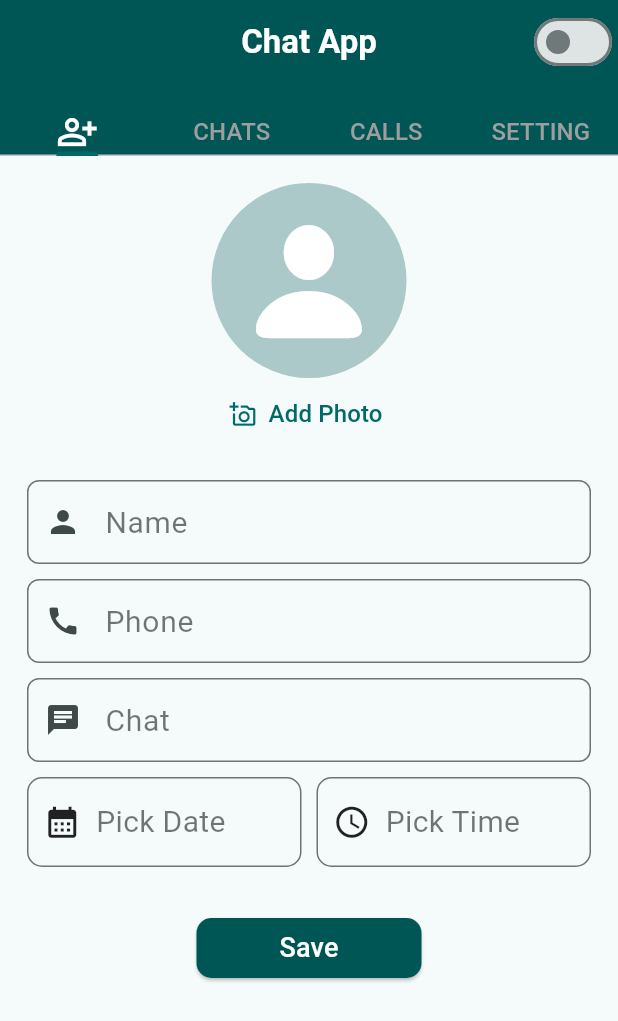
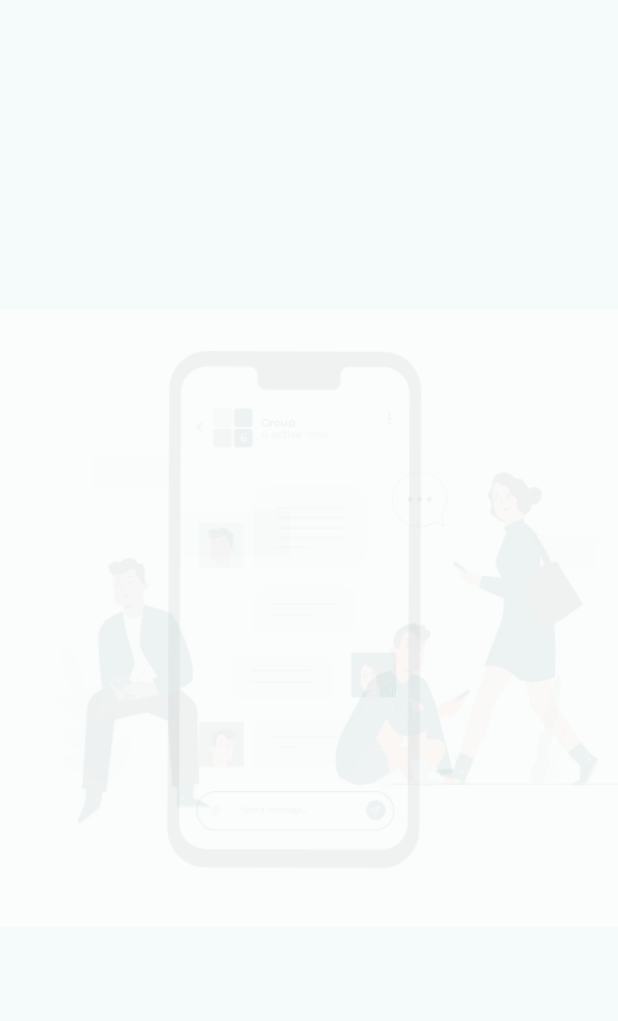
Before and after one commit to kevadiyaharshita/ChatApp, a Flutter app: the first screen one second after launch, on a phone screen of 412 x 824 dp. Shown: the top 1021 px of the screen. Run offline on Flutter 3.47's test engine with Material 2 defaults, Android fonts, the light colour scheme and no system bars; our stand-ins replace image_picker, shared_preferences.

Commit message:
SplashScreen

```diff
--- a/lib/components/IosChatPage.dart
+++ b/lib/components/IosChatPage.dart
@@ -40,7 +40,7 @@ class IosChatPage extends StatelessWidget {
                           (cm.image != "") ? FileImage(File(cm.image)) : null,
                       child: (cm.image == "")
                           ? Text(
-                              "${cm.name[0].toUpperCase()}",
+                              "${cm.name[1].toUpperCase()}",
                               style: TextStyle(
                                   fontSize: 20,
                                   fontWeight: FontWeight.bold,
--- /dev/null
+++ b/lib/controller/SplashScreenController.dart
@@ -0,0 +1,14 @@
+import 'package:flutter/cupertino.dart';
+
+class SplashScreenController extends ChangeNotifier {
+  bool _isSplash = true;
+
+  get getSplash {
+    return _isSplash;
+  }
+
+  changeSplash() {
+    _isSplash = false;
+    notifyListeners();
+  }
+}
--- a/lib/main.dart
+++ b/lib/main.dart
@@ -7,11 +7,13 @@ import 'package:platform_convertor_application_project/utils/ColorUtils.dart';
 import 'package:platform_convertor_application_project/utils/MyRoutes.dart';
 import 'package:platform_convertor_application_project/views/screens/HomePage.dart';
 import 'package:platform_convertor_application_project/views/screens/IOSHomeSreen.dart';
+import 'package:platform_convertor_application_project/views/screens/SplashScreen.dart';
 import 'package:provider/provider.dart';
 import 'package:shared_preferences/shared_preferences.dart';
 
 import 'controller/DateTimeController.dart';
 import 'controller/ModalBottomSheetController.dart';
+import 'controller/SplashScreenController.dart';
 import 'controller/platformConverter.dart';
 import 'controller/themeController.dart';
 
@@ -40,6 +42,9 @@ void main() async {
         ChangeNotifierProvider(
           create: (context) => ProfileController(preferences: preferences),
         ),
+        ChangeNotifierProvider(
+          create: (context) => SplashScreenController(),
+        ),
       ],
       child: MyApp(),
     ),
@@ -60,9 +65,13 @@ class MyApp extends StatelessWidget {
                   ? Brightness.dark
                   : Brightness.light,
             ),
-            initialRoute: IOSMyRoutes.home,
+            initialRoute:
+                (Provider.of<SplashScreenController>(context).getSplash)
+                    ? IOSMyRoutes.SplashScreen
+                    : IOSMyRoutes.home,
             routes: {
               IOSMyRoutes.home: (context) => IosHomePage(),
+              IOSMyRoutes.SplashScreen: (context) => SplashScreen(),
             },
           )
         : MaterialApp(
@@ -88,9 +97,13 @@ class MyApp extends StatelessWidget {
             themeMode: Provider.of<ThemeController>(context).getTheme
                 ? ThemeMode.dark
                 : ThemeMode.light,
-            initialRoute: MyRoutes.home,
+            initialRoute:
+                (Provider.of<SplashScreenController>(context).getSplash)
+                    ? MyRoutes.SplashScreen
+                    : MyRoutes.home,
             routes: {
               MyRoutes.home: (context) => HomePage(),
+              MyRoutes.SplashScreen: (context) => SplashScreen(),
             },
           );
   }
--- a/lib/utils/MyRoutes.dart
+++ b/lib/utils/MyRoutes.dart
@@ -1,7 +1,9 @@
 class MyRoutes {
   static String home = '/';
+  static String SplashScreen = 'SplashScreen';
 }
 
 class IOSMyRoutes {
+  static String SplashScreen = 'SplashScreen';
   static String home = '/';
 }
--- /dev/null
+++ b/lib/views/screens/SplashScreen.dart
@@ -0,0 +1,45 @@
+import 'dart:async';
+
+import 'package:flutter/material.dart';
+import 'package:provider/provider.dart';
+
+import '../../controller/SplashScreenController.dart';
+import '../../controller/platformConverter.dart';
+import '../../controller/themeController.dart';
+import '../../utils/MyRoutes.dart';
+
+class SplashScreen extends StatelessWidget {
+  const SplashScreen({super.key});
+
+  @override
+  Widget build(BuildContext context) {
+    changepage() {
+      Timer.periodic(Duration(seconds: 4), (timer) {
+        Provider.of<SplashScreenController>(context, listen: false)
+            .changeSplash();
+        Navigator.of(context).pushReplacementNamed(
+            (Provider.of<PlatformController>(context, listen: false)
+                    .getPlatformConverter)
+                ? IOSMyRoutes.home
+                : MyRoutes.home);
+        timer.cancel();
+      });
+    }
+
+    changepage();
+    return Consumer<ThemeController>(
+      builder: (context, pro, _) {
+        return Scaffold(
+          body: Center(
+            child: Image(
+              image: AssetImage((pro.getTheme)
+                  ? 'assets/images/Splash_Dark.gif'
+                  : 'assets/images/Splash_Light.gif'),
+            ),
+          ),
+          backgroundColor: pro.getTheme ? Color.fromRGBO(25, 24, 24, 1) : null,
+        );
+      },
+    );
+  }
+}
--- a/pubspec.yaml
+++ b/pubspec.yaml
@@ -67,6 +67,9 @@ flutter:
   #   - images/a_dot_burr.jpeg
   #   - images/a_dot_ham.jpeg
 
+  assets:
+    - assets/images/
+
   # An image asset can refer to one or more resolution-specific "variants", see
   # https://flutter.dev/assets-and-images/#resolution-aware
 
```
Also changed, not shown: assets/images/Splash_Dark.gif (added), assets/images/Splash_Light.gif (added).
